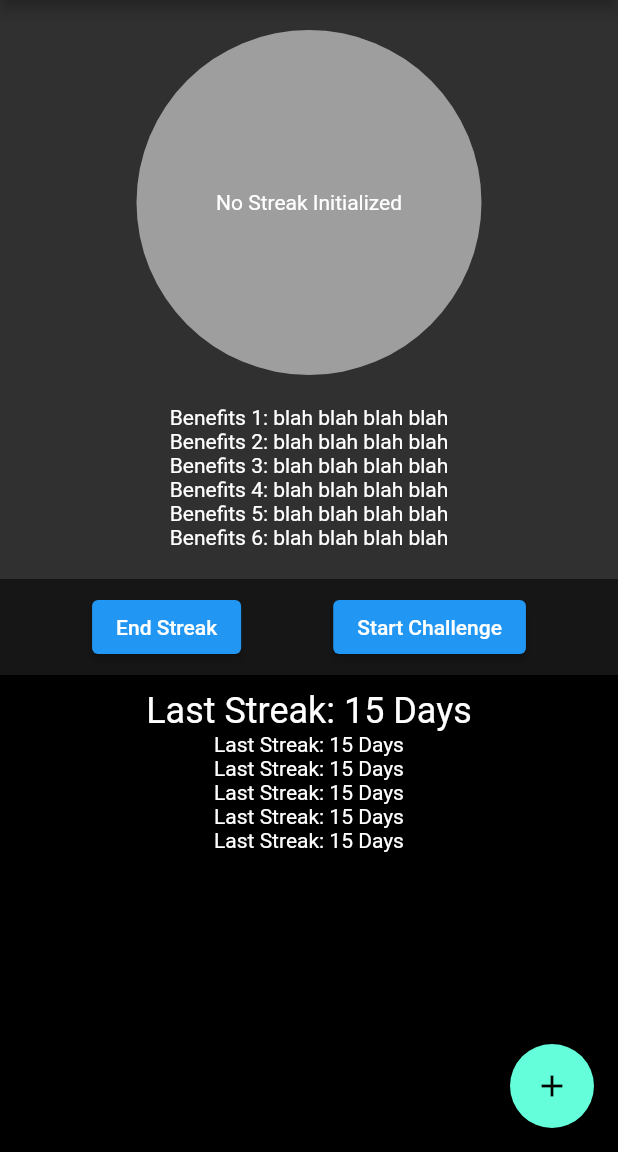
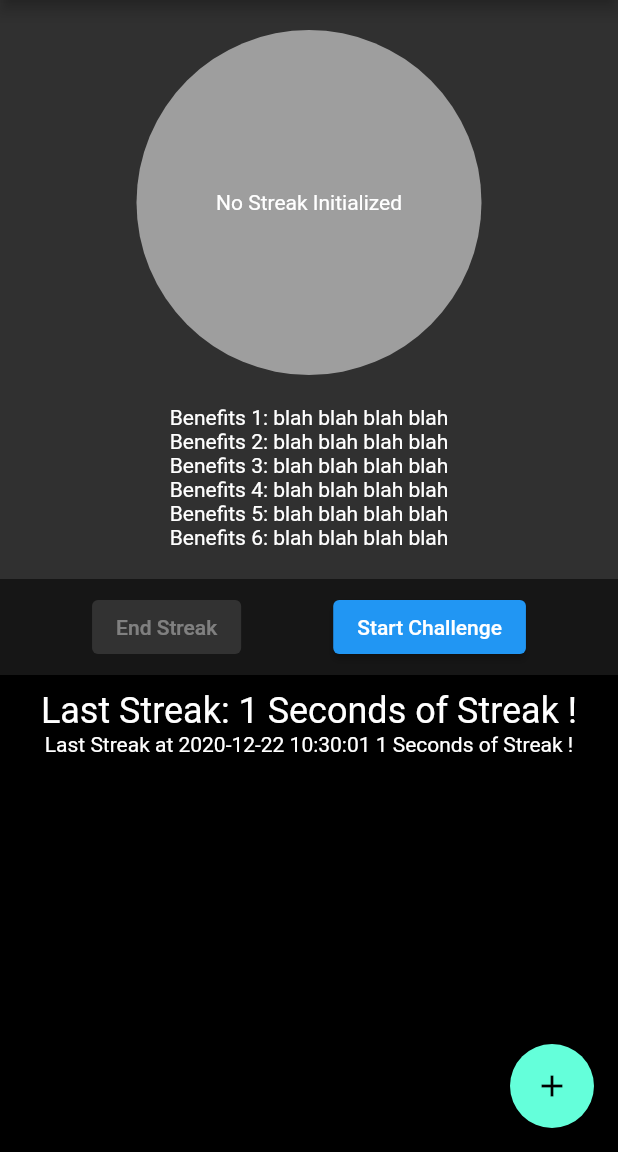
Before and after one commit to yurylink/iquit-mobile-app, a Flutter app: the screen it shows after launch, after a tap on "Start Challenge", after a tap on "End Streak", on a phone screen of 412 x 824 dp, the part 84-1236 px from its top. Run offline on Flutter 3.47's test engine with Material 2 defaults, Android fonts, the phone set to English and light mode, and no system bars; our stand-ins replace sqflite; accounts and stored records are empty.

```diff
--- /dev/null
+++ b/lib/LastStreaksMainScreen.dart
@@ -0,0 +1,45 @@
+import 'package:flutter/material.dart';
+import 'package:iquit/model/StreaksDurationModel.dart';
+
+class LastStreaksMainScreen extends StatelessWidget {
+  List<StreaksDurationModel> listOfLastStreaks;
+  String _titleText;
+
+  LastStreaksMainScreen(List<StreaksDurationModel> futureListOfStreaks) {
+    this.listOfLastStreaks = futureListOfStreaks;
+
+    if (this.listOfLastStreaks != null && this.listOfLastStreaks.isNotEmpty) {
+      this._titleText =
+          "Last Streak: " + listOfLastStreaks.first.getMaxStreak();
+    } else {
+      this._titleText = "No register";
+    }
+  }
+
+  @override
+  Widget build(BuildContext context) {
+    List<Text> listOfText = new List<Text>();
+
+    listOfText.add(Text(
+      _titleText,
+      style: TextStyle(fontSize: 24),
+    ));
+
+    listOfLastStreaks.forEach((element) {
+      listOfText.add(Text("Last Streak at " +
+          element.getConvertedEndDate() +
+          " " +
+          element.getMaxStreak()));
+    });
+
+    return Expanded(
+      child: Container(
+        alignment: Alignment.topCenter,
+        constraints: BoxConstraints(maxHeight: double.infinity),
+        color: Colors.black,
+        padding: EdgeInsets.fromLTRB(0, 10, 0, 10),
+        child: Column(children: listOfText),
+      ),
+    );
+  }
+}
--- a/lib/database/DatabaseConfiguration.dart
+++ b/lib/database/DatabaseConfiguration.dart
@@ -1,6 +1,4 @@
-import 'package:flutter/material.dart';
 import 'dart:async';
-import 'dart:io';
 
 import 'package:iquit/model/StreaksDurationModel.dart';
 import 'package:path/path.dart';
@@ -8,7 +6,7 @@ import 'package:sqflite/sqflite.dart';
 
 class DatabaseConfiguration {
   static final _databaseName = "MyDatabase.db";
-  static final _databaseVersion = 1;
+  static final _databaseVersion = 2;
 
   static final String STREAKS_TABLE = "streaks";
 
@@ -35,7 +33,8 @@ class DatabaseConfiguration {
   _onCreate(Database db, int version) async {
     return db.execute(
       "CREATE TABLE $STREAKS_TABLE ("
-          "beginDate TEXT PRIMARY KEY, "
+          "id INTEGER PRIMARY KEY AUTOINCREMENT, "
+          "beginDate TEXT, "
           "endDate TEXT, "
           "durationInSeconds INTEGER, "
           "durationInMinutes INTEGER, "
@@ -49,16 +48,17 @@ class DatabaseConfiguration {
 
   Future<int> insertStreak(StreaksDurationModel model) async {
     Database db = await instance.database;
-    return db.insert(STREAKS_TABLE, model.toMap());
+    return db.insert(STREAKS_TABLE, model.toMapWithoutId());
   }
 
   Future<List<StreaksDurationModel>> getAllStreaks() async {
     Database db = await instance.database;
     List<StreaksDurationModel> resultList = new List();
     if (db.isOpen) {
-      List<Map> resultMap = await db.query(STREAKS_TABLE);
+      List<Map> resultMap = await db.query(STREAKS_TABLE,orderBy: "id DESC");
       if (resultMap.isNotEmpty) {
         resultMap.forEach((element) {
+          print(element);
           resultList.add(StreaksDurationModel.fromMap(element));
         });
       }
--- a/lib/main.dart
+++ b/lib/main.dart
@@ -4,6 +4,7 @@ import 'package:flutter/material.dart';
 import 'package:flutter/widgets.dart';
 import 'package:iquit/BenefitsList.dart';
 import 'package:iquit/CircleStreaks.dart';
+import 'package:iquit/LastStreaksMainScreen.dart';
 import 'package:iquit/SpaceBox.dart';
 import 'package:iquit/database/DatabaseConfiguration.dart';
 
@@ -45,11 +46,14 @@ class _MyHomePageState extends State<MyHomePage> {
   static const duration = const Duration(seconds: 1);
 
   int _counter = 0;
+  bool _isRunning = false;
   DateTime _beginningOfStreak;
   String _displayText;
+  List<StreaksDurationModel> _listOfPreviousStreaks = new List<StreaksDurationModel>();
 
   void _initStreak() {
     setState(() {
+      _isRunning = true;
       _beginningOfStreak = new DateTime.now().subtract(new Duration(
           days: _counter)); //TODO REMOVE THE SUBTRACT ON FINAL VERSION
     });
@@ -57,11 +61,13 @@ class _MyHomePageState extends State<MyHomePage> {
 
   void _endStreak() async {
     Future<int> result = DatabaseConfiguration.instance.insertStreak(
-        new StreaksDurationModel(_beginningOfStreak, DateTime.now()));
+        new StreaksDurationModel(null, _beginningOfStreak, DateTime.now()));
     result.whenComplete(() => {
           setState(() {
+            _isRunning = false;
             _beginningOfStreak = null;
             _counter = 0;
+            _updateListOfPreviousStreaks();
           })
         });
   }
@@ -73,6 +79,7 @@ class _MyHomePageState extends State<MyHomePage> {
     setState(() {
       resultList.forEach((element) {
         print(element.toString());
+        print(element.toMapWithoutId());
       });
       _counter++;
       _beginningOfStreak = new DateTime.now().subtract(new Duration(
@@ -108,6 +115,15 @@ class _MyHomePageState extends State<MyHomePage> {
     });
   }
 
+  void _updateListOfPreviousStreaks() async{
+    Future<List<StreaksDurationModel>> futureListOfStreaks =
+        DatabaseConfiguration.instance.getAllStreaks();
+
+    setState(() {
+      futureListOfStreaks.then((value) => _listOfPreviousStreaks = value);
+    });
+  }
+
   @override
   void initState() {
     super.initState();
@@ -140,42 +156,17 @@ class _MyHomePageState extends State<MyHomePage> {
                   children: [
                     ElevatedButton(
                       child: Text("End Streak"),
-                      onPressed: () => _endStreak(),
+                      onPressed: _isRunning ? () => _endStreak() : null,
                     ),
                     ElevatedButton(
                       child: Text("Start Challenge"),
-                      onPressed: () => _initStreak(),
+                      onPressed: _isRunning ? null : () => _initStreak(),
                     )
                   ],
                 ),
               ),
-              Expanded(
-                child: Container(
-                  alignment: Alignment.topCenter,
-                  constraints: BoxConstraints(maxHeight: double.infinity),
-                  color: Colors.black,
-                  padding: EdgeInsets.fromLTRB(0, 10, 0, 10),
-                  child: Column(children: [
-                    Text(
-                      "Last Streak: 15 Days",
-                      style: TextStyle(fontSize: 24),
-                    ),
-                    Text("Last Streak: 15 Days"),
-                    Text("Last Streak: 15 Days"),
-                    Text("Last Streak: 15 Days"),
-                    Text("Last Streak: 15 Days"),
-                    Text("Last Streak: 15 Days"),
-                  ]),
-                ),
-              )
-
-              // Text(
-              //   'You have pushed the button this many times:',
-              // ),
-              // Text(
-              //   '$_counter',
-              //   style: Theme.of(context).textTheme.headline4,
-              // ),
+              LastStreaksMainScreen(_listOfPreviousStreaks)
+              // LastStreaksMainScreen(new List<StreaksDurationModel>())
             ],
           )),
       floatingActionButton: FloatingActionButton(
--- a/lib/model/StreaksDurationModel.dart
+++ b/lib/model/StreaksDurationModel.dart
@@ -1,6 +1,7 @@
 import 'package:flutter/material.dart';
 
 class StreaksDurationModel {
+  final int id;
   final DateTime beginDate;
   final DateTime endDate;
   DateTimeRange duration;
@@ -11,7 +12,7 @@ class StreaksDurationModel {
   num durationInMonths;
   num durationInYears;
 
-  StreaksDurationModel(this.beginDate, this.endDate) {
+  StreaksDurationModel(this.id, this.beginDate, this.endDate) {
     this.duration = DateTimeRange(start: beginDate, end: endDate);
     this.durationInSeconds = duration.duration.inSeconds;
     this.durationInMinutes = duration.duration.inMinutes;
@@ -21,10 +22,63 @@ class StreaksDurationModel {
     this.durationInMonths = duration.duration.inDays / 356;
   }
 
+  String getCurrentStreak(){
+    StringBuffer result = new StringBuffer();
+
+    if (beginDate == null || endDate == null) {
+      result.write("No Streak Initialized");
+    } else {
+      DateTimeRange range =
+      DateTimeRange(start: beginDate, end: DateTime.now());
+      Duration duration = range.duration;
+      if (duration.inDays.compareTo(0) > 0) {
+        result.write(duration.inDays.toString());
+        result.write(" Days of Streak !");
+      } else if (duration.inHours.compareTo(0) > 0) {
+        result.write(duration.inHours.toString());
+        result.write(" Hours of Streak !");
+      } else if (duration.inMinutes.compareTo(0) > 0) {
+        result.write(duration.inMinutes.toString());
+        result.write(" Minutes of Streak !");
+      } else {
+        result.write(duration.inSeconds.toString());
+        result.write(" Seconds of Streak !");
+      }
+    }
+    return result.toString();
+  }
+
+  String getMaxStreak(){
+    StringBuffer result = new StringBuffer();
+
+    if (beginDate == null || endDate == null) {
+      result.write("No Streak Initialized");
+    } else {
+      DateTimeRange range =
+      DateTimeRange(start: beginDate, end: endDate);
+      Duration duration = range.duration;
+      if (duration.inDays.compareTo(0) > 0) {
+        result.write(duration.inDays.toString());
+        result.write(" Days of Streak !");
+      } else if (duration.inHours.compareTo(0) > 0) {
+        result.write(duration.inHours.toString());
+        result.write(" Hours of Streak !");
+      } else if (duration.inMinutes.compareTo(0) > 0) {
+        result.write(duration.inMinutes.toString());
+        result.write(" Minutes of Streak !");
+      } else {
+        result.write(duration.inSeconds.toString());
+        result.write(" Seconds of Streak !");
+      }
+    }
+    return result.toString();
+  }
+
   Map<String, dynamic> toMap() {
     var map = <String, dynamic>{
-      "beginDate": beginDate.toString(),
-      "endDate": endDate.toString(),
+      "id": id,
+      "beginDate": getConvertedBeginDate(),
+      "endDate": getConvertedEndDate(),
       "durationInSeconds": durationInSeconds,
       "durationInMinutes": durationInMinutes,
       "durationInHours": durationInHours,
@@ -35,9 +89,59 @@ class StreaksDurationModel {
     return map;
   }
 
+
+  Map<String, dynamic> toMapWithoutId() {
+    var map = <String, dynamic>{
+      "beginDate": getConvertedBeginDate(),
+      "endDate": getConvertedEndDate(),
+      "durationInSeconds": durationInSeconds,
+      "durationInMinutes": durationInMinutes,
+      "durationInHours": durationInHours,
+      "durationInDays": durationInDays,
+      "durationInMonths": durationInMonths,
+      "durationInYears": durationInYears,
+    };
+    return map;
+  }
+
+  List<dynamic> toValuesMapsWithoutId() {
+    var map = <dynamic>{
+      getConvertedBeginDate(),
+      getConvertedEndDate(),
+      durationInSeconds,
+      durationInMinutes,
+      durationInHours,
+      durationInDays,
+      durationInMonths,
+      durationInYears,
+    };
+    return map.toList();
+  }
+
+  String getConvertedBeginDate(){
+    return "${beginDate.year.toString()}-${beginDate.month.toString().padLeft(2,'0')}-${beginDate.day.toString().padLeft(2,'0')} ${beginDate.hour.toString().padLeft(2,'0')}:${beginDate.minute.toString().padLeft(2,'0')}:${beginDate.second.toString().padLeft(2,'0')}";
+  }
+
+  String getConvertedEndDate(){
+    return "${endDate.year.toString()}-${endDate.month.toString().padLeft(2,'0')}-${endDate.day.toString().padLeft(2,'0')} ${endDate.hour.toString().padLeft(2,'0')}:${endDate.minute.toString().padLeft(2,'0')}:${endDate.second.toString().padLeft(2,'0')}";
+  }
+
+
   static StreaksDurationModel fromMap(Map<String, dynamic> map) {
-    DateTime beginDatelocal = DateTime.parse(map["beginDate"]);
-    DateTime endDatelocal = DateTime.parse(map["endDate"]);
-    return new StreaksDurationModel(beginDatelocal, endDatelocal);
+    int localId = map["id"] == null ? null : map["id"];
+    String beginDateStr = map["beginDate"];
+    print(beginDateStr);
+
+    String endDateStr = map["endDate"];
+    print(endDateStr);
+
+    DateTime beginDateDate = DateTime.parse(beginDateStr);
+    DateTime endDateDate = DateTime.tryParse(endDateStr);
+
+    if(localId == null){
+      return new StreaksDurationModel(null, beginDateDate, endDateDate);
+    }else{
+      return new StreaksDurationModel(localId, beginDateDate, endDateDate);
+    }
   }
 }
```
